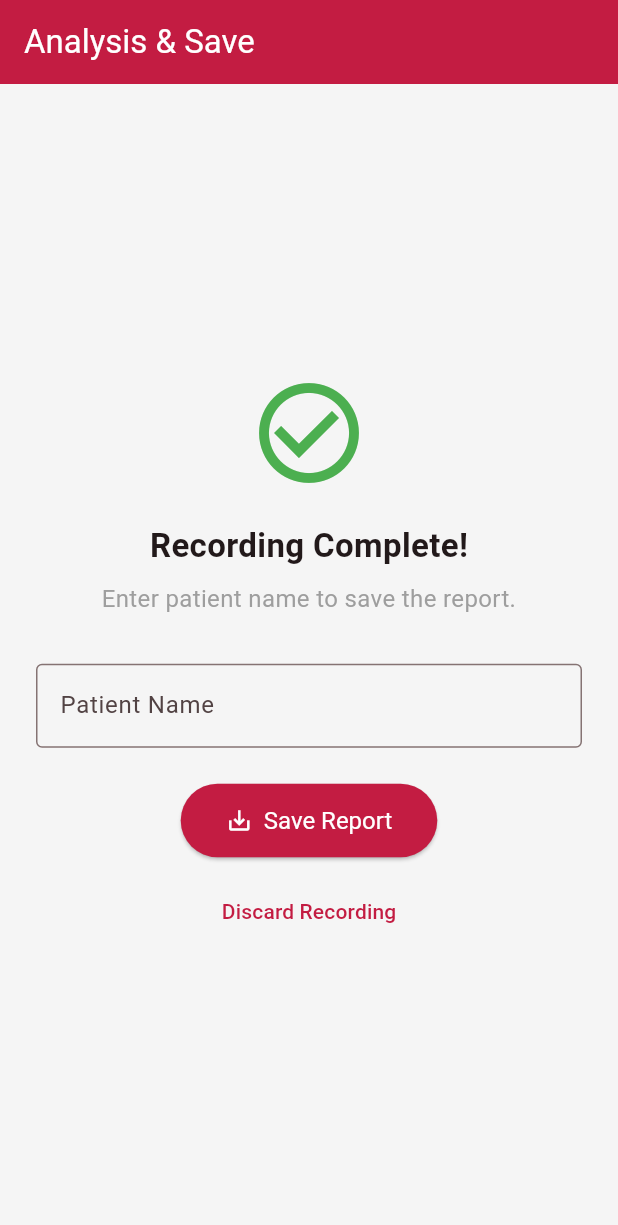
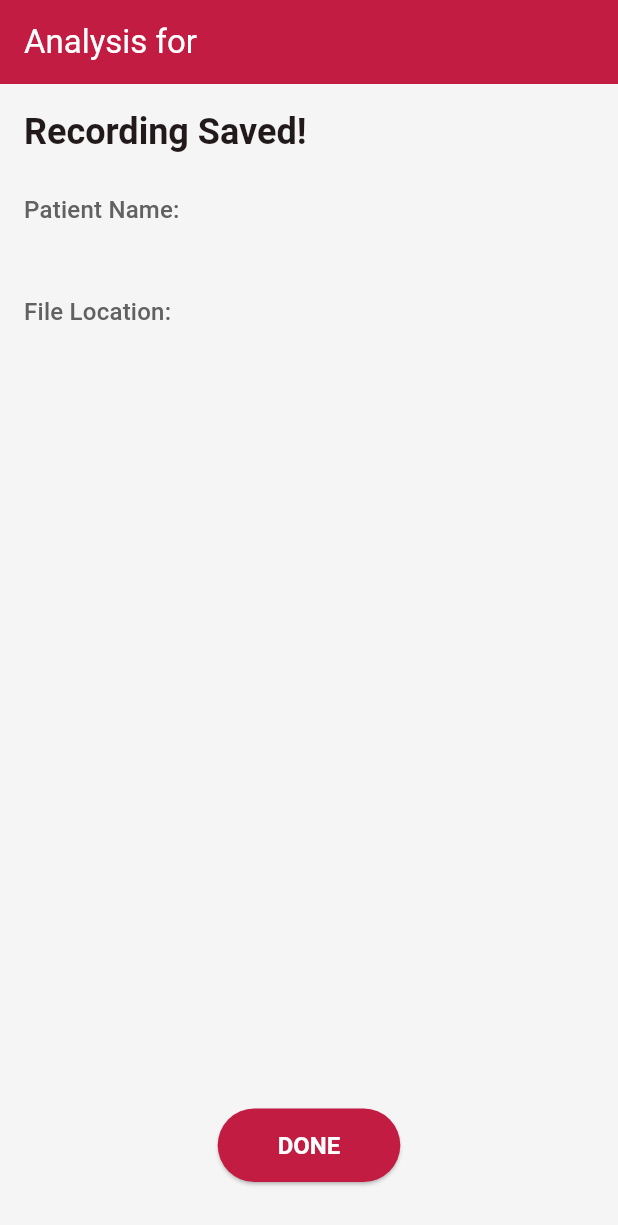
Before and after one commit to LadyJo02/cardioscope_app, a Flutter app: the ResultsPage screen opened directly with empty values, on a phone screen of 412 x 824 dp. Shown: the top 1225 px of the screen. Run offline on Flutter 3.47's test engine with Material 3 defaults, Android fonts, the phone set to English and light mode, and no system bars; our stand-ins replace fl_chart, permission_handler, shared_preferences; missing offline and left inert: flutter_sound; accounts and stored records are empty.

```diff
--- a/lib/pages/results.dart
+++ b/lib/pages/results.dart
@@ -1,124 +1,70 @@
-import 'dart:io';
+// lib/pages/results.dart
 
 import 'package:flutter/material.dart';
-import 'package:intl/intl.dart';
-import 'package:path_provider/path_provider.dart';
 
-class ResultsPage extends StatefulWidget {
-  final String tempAudioPath;
-  const ResultsPage({super.key, required this.tempAudioPath});
+class ResultsPage extends StatelessWidget {
+  // Update the constructor to accept 'filePath' and 'patientName'
+  final String filePath;
+  final String patientName;
 
-  @override
-  State<ResultsPage> createState() => _ResultsPageState();
-}
-
-class _ResultsPageState extends State<ResultsPage> {
-  final _nameController = TextEditingController();
-  final _formKey = GlobalKey<FormState>();
-
-  Future<void> _saveReport() async {
-    if (!_formKey.currentState!.validate()) {
-      return;
-    }
-
-    try {
-      final directory = await getApplicationDocumentsDirectory();
-      final storagePath = '${directory.path}/CardioScope/heart_sounds';
-      final storageDir = Directory(storagePath);
-
-      if (!await storageDir.exists()) {
-        await storageDir.create(recursive: true);
-      }
-
-      final patientName = _nameController.text.trim().replaceAll(' ', '_');
-      final date = DateFormat('yyyy-MM-dd_HH-mm-ss').format(DateTime.now());
-      // --- FIX: Changed file extension to .m4a ---
-      final newFileName = '${patientName}_$date.m4a';
-      final newFilePath = '$storagePath/$newFileName';
-
-      final tempFile = File(widget.tempAudioPath);
-      await tempFile.copy(newFilePath);
-      await tempFile.delete();
-
-      if (mounted) {
-        ScaffoldMessenger.of(context).showSnackBar(
-          const SnackBar(content: Text('Report saved successfully!')),
-        );
-        Navigator.of(context).popUntil((route) => route.isFirst);
-      }
-
-    } catch (e) {
-      if (mounted) {
-        ScaffoldMessenger.of(context).showSnackBar(
-          SnackBar(content: Text('Error saving report: $e')),
-        );
-      }
-    }
-  }
+  const ResultsPage({
+    super.key,
+    required this.filePath,
+    required this.patientName,
+  });
 
   @override
   Widget build(BuildContext context) {
     return Scaffold(
       appBar: AppBar(
-        title: const Text('Analysis & Save', style: TextStyle(color: Colors.white)),
+        title: Text('Analysis for $patientName', style: const TextStyle(color: Colors.white)),
         backgroundColor: const Color(0xFFC31C42),
-        automaticallyImplyLeading: false,
+        elevation: 0,
       ),
-      body: Center(
-        child: SingleChildScrollView(
-          padding: const EdgeInsets.all(24.0),
-          child: Form(
-            key: _formKey,
+      body: Padding(
+        padding: const EdgeInsets.all(16.0),
         child: Column(
-              mainAxisAlignment: MainAxisAlignment.center,
+          crossAxisAlignment: CrossAxisAlignment.start,
           children: [
-                const Icon(Icons.check_circle_outline, color: Colors.green, size: 80),
-                const SizedBox(height: 20),
-                const Text(
-                  'Recording Complete!',
-                  style: TextStyle(fontSize: 22, fontWeight: FontWeight.bold),
-                ),
-                const SizedBox(height: 8),
-                const Text(
-                  'Enter patient name to save the report.',
-                  style: TextStyle(fontSize: 16, color: Colors.grey),
-                  textAlign: TextAlign.center,
-                ),
-                const SizedBox(height: 32),
-                TextFormField(
-                  controller: _nameController,
-                  decoration: const InputDecoration(
-                    labelText: 'Patient Name',
-                    border: OutlineInputBorder(),
-                  ),
-                  validator: (value) {
-                    if (value == null || value.trim().isEmpty) {
-                      return 'Please enter a patient name';
-                    }
-                    return null;
-                  },
+            Text(
+              'Recording Saved!',
+              style: Theme.of(context).textTheme.headlineSmall?.copyWith(fontWeight: FontWeight.bold),
             ),
             const SizedBox(height: 24),
-                ElevatedButton.icon(
+            Text(
+              'Patient Name:',
+              style: Theme.of(context).textTheme.titleMedium?.copyWith(color: Colors.grey[700]),
+            ),
+            Text(
+              patientName,
+              style: Theme.of(context).textTheme.titleLarge,
+            ),
+            const SizedBox(height: 16),
+            Text(
+              'File Location:',
+               style: Theme.of(context).textTheme.titleMedium?.copyWith(color: Colors.grey[700]),
+            ),
+            SelectableText(
+              filePath,
+              style: Theme.of(context).textTheme.bodyMedium?.copyWith(color: Colors.grey[600]),
+            ),
+            const Spacer(),
+            Center(
+              child: ElevatedButton(
+                onPressed: () {
+                  Navigator.of(context).pop();
+                },
                 style: ElevatedButton.styleFrom(
                   backgroundColor: const Color(0xFFC31C42),
                   foregroundColor: Colors.white,
-                      padding: const EdgeInsets.symmetric(horizontal: 30, vertical: 15),
-                      textStyle: const TextStyle(fontSize: 16)),
-                  onPressed: _saveReport,
-                  icon: const Icon(Icons.save_alt),
-                  label: const Text('Save Report'),
+                  padding: const EdgeInsets.symmetric(horizontal: 40, vertical: 15),
+                  textStyle: const TextStyle(fontSize: 16, fontWeight: FontWeight.bold)
                 ),
-                const SizedBox(height: 12),
-                TextButton(
-                  onPressed: () {
-                    Navigator.of(context).popUntil((route) => route.isFirst);
-                  },
-                  child: const Text('Discard Recording'),
-                )
-              ],
+                child: const Text('DONE'),
               ),
             ),
+            const SizedBox(height: 20),
+          ],
         ),
       ),
     );
```
Also changed, not shown: lib/pages/record.dart (+211 -175 lines), pubspec.yaml (+7 -0 lines), assets/icon/logo_icon.png (added), pubspec.lock, 81 other files. Lines whose indentation alone changed are shown as unchanged.
